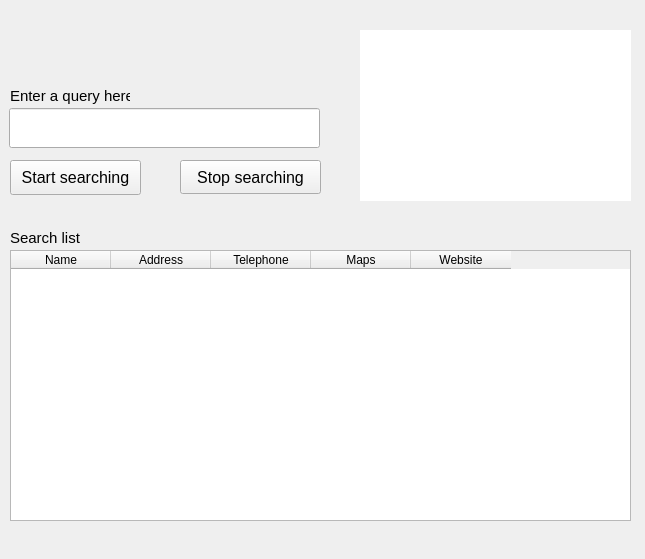
The window that UI/goomaps.ui (AhmedGsm/Google-Maps-Scraper) describes before a commit, drawn with Qt 5.
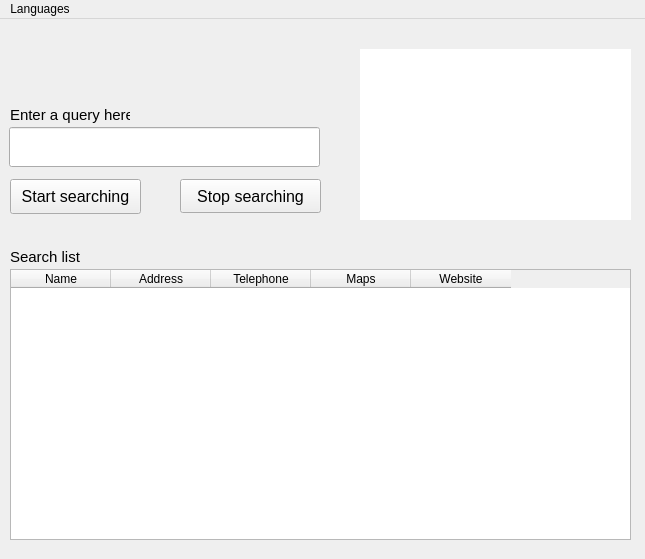
The same window after the commit.

The edit to the form file:
```diff
--- a/UI/goomaps.ui
+++ b/UI/goomaps.ui
@@ -217,6 +217,15 @@
      <height>22</height>
     </rect>
    </property>
+   <widget class="QMenu" name="menuLanguages">
+    <property name="title">
+     <string>Languages</string>
+    </property>
+    <addaction name="actionEnglish"/>
+    <addaction name="actionFrench"/>
+    <addaction name="actionArabic"/>
+   </widget>
+   <addaction name="menuLanguages"/>
   </widget>
  </widget>
  <resources/>
```
Left out of the diff: 15 changed lines with no effect on the pictures.
